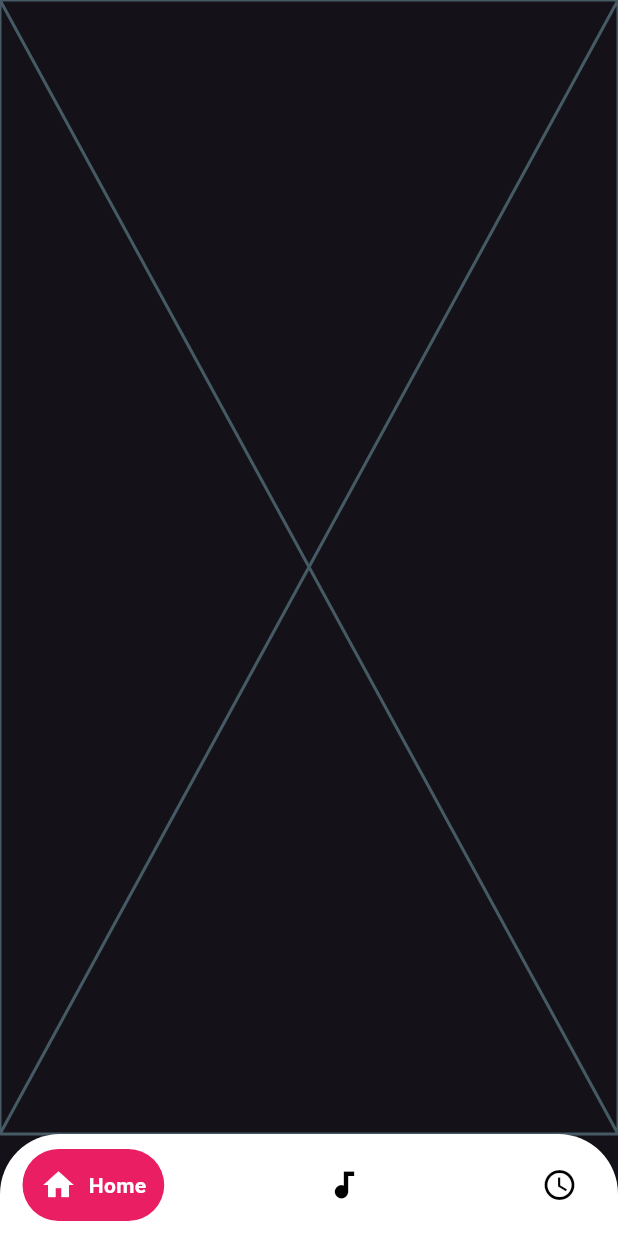
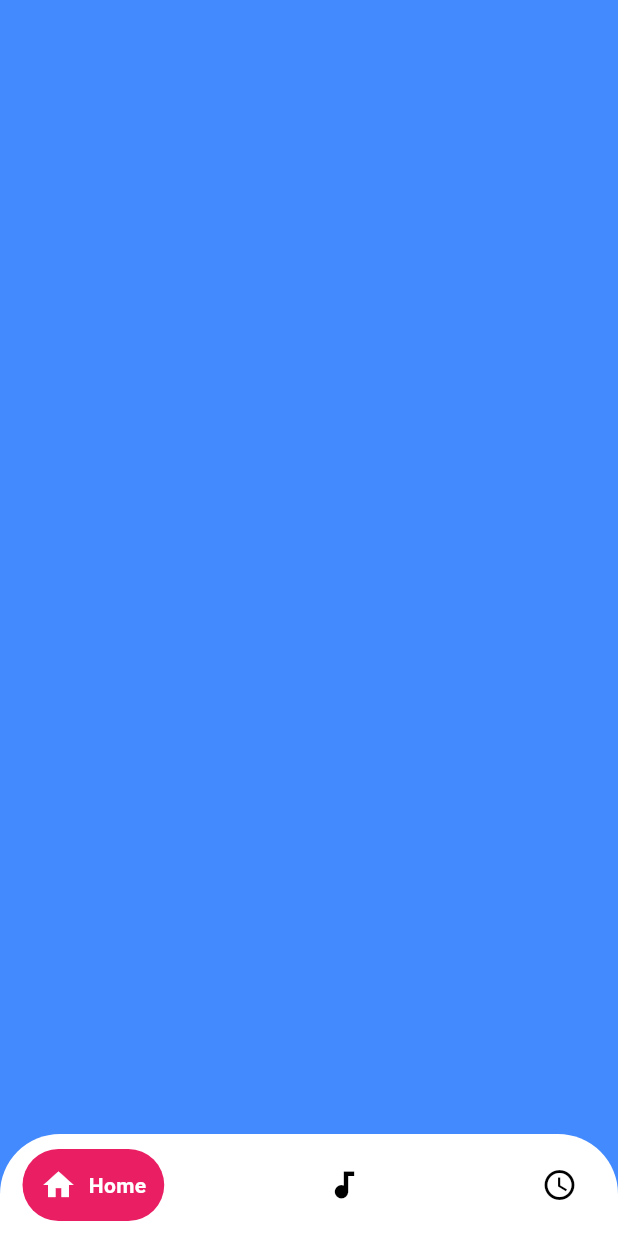
Before and after one commit to MugilanSuresh/WiFiClock, a Flutter app: the screen it shows after launch, on a phone screen of 412 x 824 dp. Run offline on Flutter 3.47's test engine with Material 3 defaults, Android fonts, the phone set to English and light mode, and no system bars; drawn by our look-alikes of google_nav_bar; our stand-ins replace animated_splash_screen, flutter_riverpod, page_transition; missing offline and left inert: splash_master.

Commit message:
BottomNav Implement

```diff
--- a/lib/AudioScreen.dart
+++ b/lib/AudioScreen.dart
@@ -10,6 +10,8 @@ class AudioScreen extends StatefulWidget {
 class _AudioScreenState extends State<AudioScreen> {
   @override
   Widget build(BuildContext context) {
-    return const Placeholder();
+    return  Scaffold(
+      backgroundColor: Colors.deepOrangeAccent,
+    );
   }
 }
--- a/lib/HomeScreen.dart
+++ b/lib/HomeScreen.dart
@@ -10,6 +10,8 @@ class HomeScreen extends StatefulWidget {
 class _HomeScreenState extends State<HomeScreen> {
   @override
   Widget build(BuildContext context) {
-    return const Placeholder();
+    return Scaffold(
+      backgroundColor: Colors.blueAccent,
+    );
   }
 }
--- a/lib/NavBarController.dart
+++ b/lib/NavBarController.dart
@@ -26,6 +26,7 @@ class _NavBarControllerState extends State<NavBarController> {
   Widget build(BuildContext context) {
     return Scaffold(
       body: _screens[_selectedIndex],
+      backgroundColor: Colors.blueAccent,
       bottomNavigationBar: Container(
         padding: const EdgeInsets.symmetric(horizontal: 15, vertical: 10),
         decoration: BoxDecoration(
--- a/lib/ScheduleScreen.dart
+++ b/lib/ScheduleScreen.dart
@@ -10,6 +10,8 @@ class ScheduleScreen extends StatefulWidget {
 class _ScheduleScreenState extends State<ScheduleScreen> {
   @override
   Widget build(BuildContext context) {
-    return const Placeholder();
+    return Scaffold(
+      backgroundColor: Colors.amberAccent,
+    );
   }
 }
```
Also changed, not shown: lib/SplashScreen.dart (line endings or trailing spaces).
